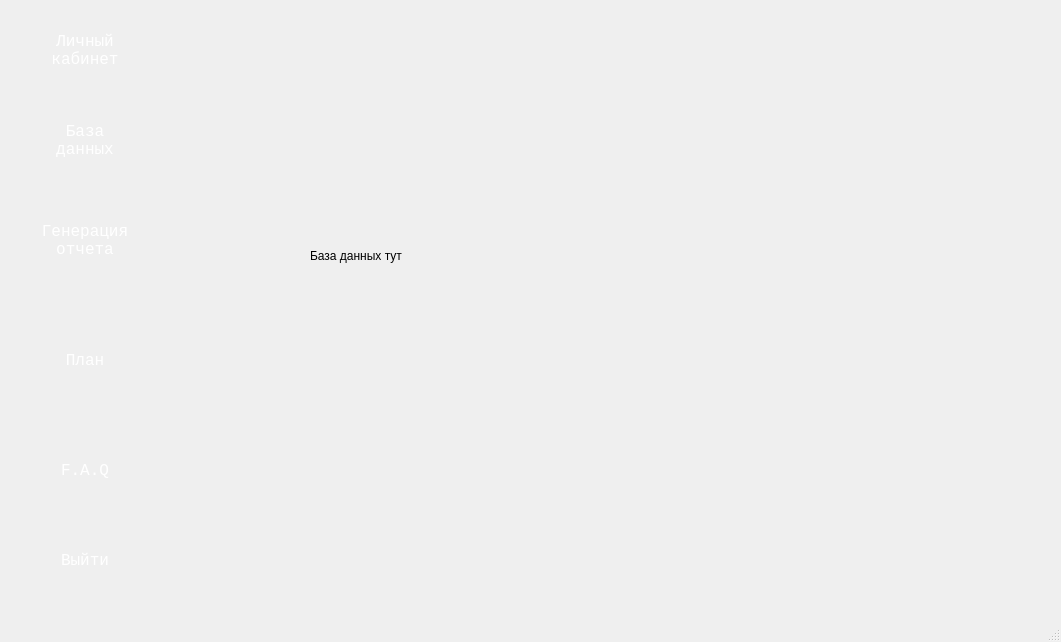
Above: View/workspace.ui from AncharGilgamesh/Program-P before the change. Below: the same form after it.
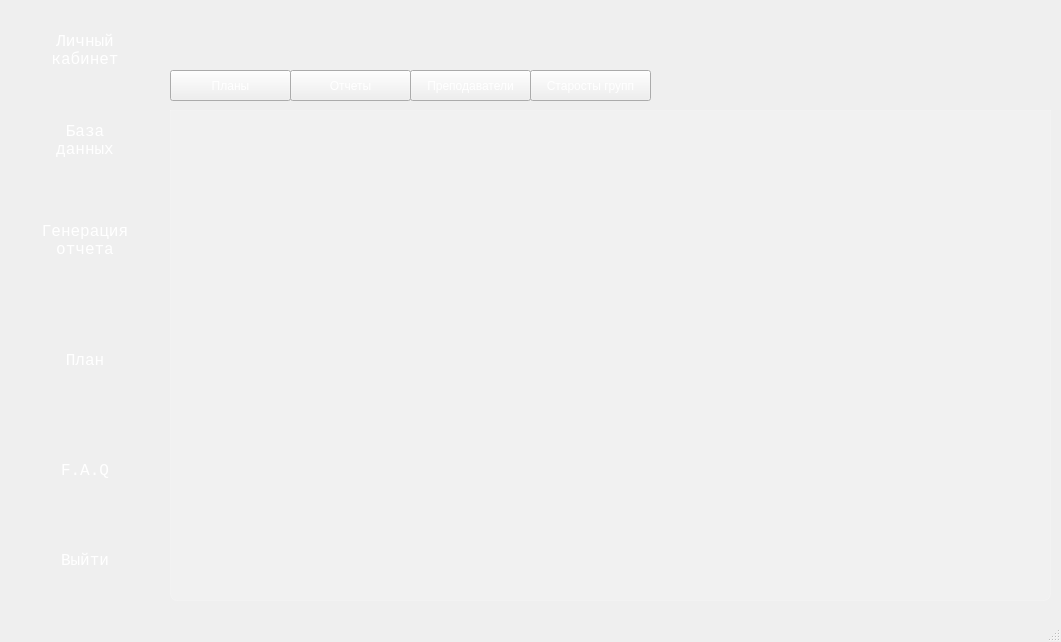
That is the form after the change. The open tabs and pages were chosen to show the change. Icons and pictures are not drawn.

Commit message: started working on database panel

The edit to the form file:
```diff
--- a/View/workspace.ui
+++ b/View/workspace.ui
@@ -38,17 +38,111 @@
      <number>1</number>
     </property>
     <widget class="QWidget" name="db_page">
-     <widget class="QLabel" name="label">
+     <widget class="QTableView" name="dataBaseTableView">
       <property name="geometry">
        <rect>
-        <x>140</x>
-        <y>200</y>
-        <width>321</width>
-        <height>91</height>
+        <x>0</x>
+        <y>100</y>
+        <width>881</width>
+        <height>491</height>
        </rect>
       </property>
+      <property name="styleSheet">
+       <string notr="true">QTableView {
+    background-color: rgba(255, 255, 255, 30);
+    border: 1px solid rgba(255, 255, 255, 40);
+    border-bottom-right-radius: 7px;
+    border-bottom-left-radius: 7px;
+}
+QTableView::item {
+    border: none;
+    border-bottom: 1px solid rgba(255, 255, 255, 50);
+    padding: 5px;
+    color: white; /* чтобы проверить, точно ли стиль применяется */
+}
+QTableView::item:selected {
+    border: none;
+    color: white;
+    background-color: rgba(255, 255, 255, 80);
+}
+QHeaderView::section {
+    background-color: rgb(53, 53, 53);
+    color: white;
+    border: none;
+    font-size: 10pt;
+}</string>
+      </property>
+     </widget>
+     <widget class="QPushButton" name="dbPlansPushButton">
+      <property name="geometry">
+       <rect>
+        <x>0</x>
+        <y>60</y>
+        <width>121</width>
+        <height>31</height>
+       </rect>
+      </property>
+      <property name="styleSheet">
+       <string notr="true">QPushButton{
+    color: white;
+}</string>
+      </property>
       <property name="text">
-       <string>База данных тут</string>
+       <string>Планы</string>
+      </property>
+     </widget>
+     <widget class="QPushButton" name="dbOtchetsPushButton">
+      <property name="geometry">
+       <rect>
+        <x>120</x>
+        <y>60</y>
+        <width>121</width>
+        <height>31</height>
+       </rect>
+      </property>
+      <property name="styleSheet">
+       <string notr="true">QPushButton{
+    color: white;
+}</string>
+      </property>
+      <property name="text">
+       <string>Отчеты</string>
+      </property>
+     </widget>
+     <widget class="QPushButton" name="dbPrepodsPushButton">
+      <property name="geometry">
+       <rect>
+        <x>240</x>
+        <y>60</y>
+        <width>121</width>
+        <height>31</height>
+       </rect>
+      </property>
+      <property name="styleSheet">
+       <string notr="true">QPushButton{
+    color: white;
+}</string>
+      </property>
+      <property name="text">
+       <string>Преподаватели</string>
+      </property>
+     </widget>
+     <widget class="QPushButton" name="dbStarostaPushButton">
+      <property name="geometry">
+       <rect>
+        <x>360</x>
+        <y>60</y>
+        <width>121</width>
+        <height>31</height>
+       </rect>
+      </property>
+      <property name="styleSheet">
+       <string notr="true">QPushButton{
+    color: white;
+}</string>
+      </property>
+      <property name="text">
+       <string>Старосты групп</string>
       </property>
      </widget>
     </widget>
```
Left out of the diff: 4 changed lines with no effect on the pictures. The commit also changes 2 other files.
